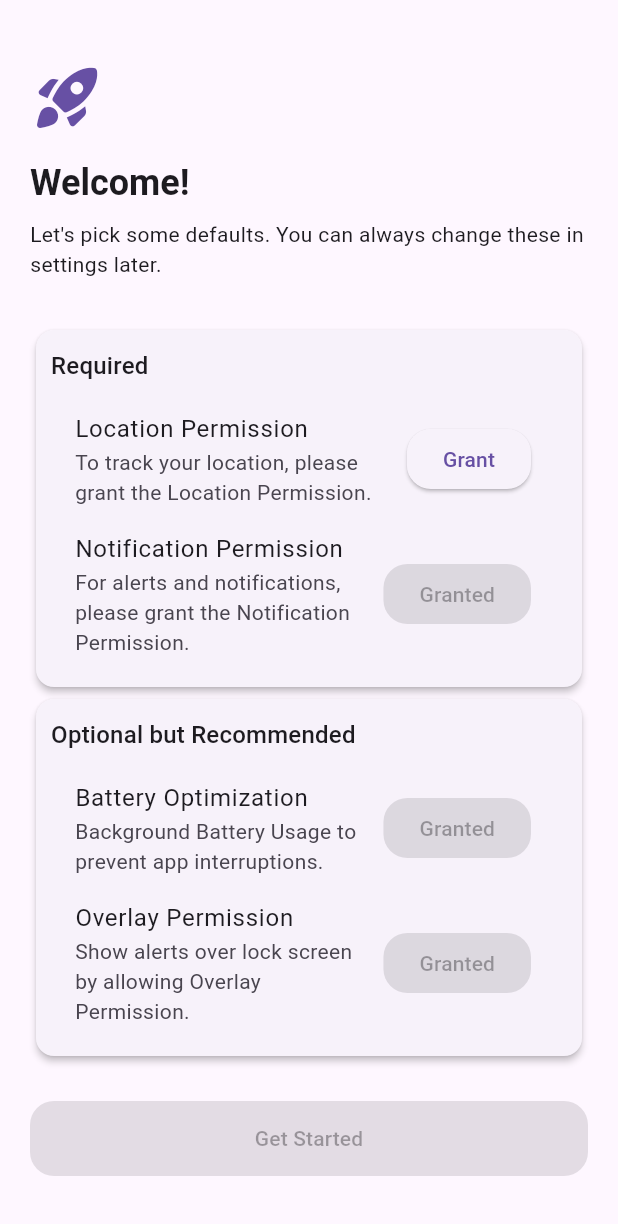
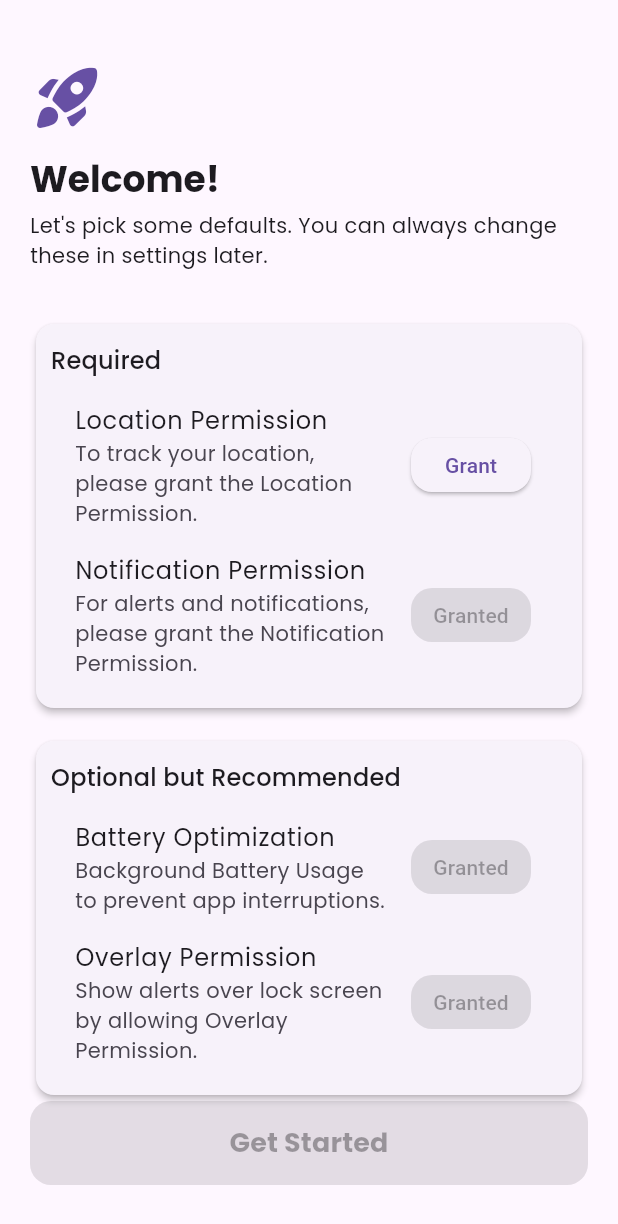
Before and after one commit to leywino/wakepoint, a Flutter app: the screen it shows after launch, on a phone screen of 412 x 824 dp. Shown: the top 1224 px of the screen. Run offline on Flutter 3.47's test engine with Material 3 defaults, Android fonts, the light colour scheme and no system bars; our stand-ins replace dio, equatable, flutter_dotenv, flutter_local_notifications, fluttertoast, geocoding and 5 more; missing offline and left inert: flutter_background, flutter_displaymode, open_location_code.

Commit message:
refactor(permission): code refactoring in `PermissionsScreen` with helper functions

```diff
--- a/lib/config/constant_sizes.dart
+++ b/lib/config/constant_sizes.dart
@@ -34,6 +34,7 @@ const double s8 = 8.0;
 const double s10 = 10.0;
 const double s12 = 12.0;
 const double s14 = 14.0;
+const double s15 = 15.0;
 const double s16 = 14.0;
 const double s18 = 18.0;
 const double s20 = 20.0;
--- a/lib/main.dart
+++ b/lib/main.dart
@@ -9,7 +9,7 @@ import 'package:wakepoint/pages/home_screen.dart';
 import 'package:wakepoint/pages/permission_screen.dart';
 import 'package:wakepoint/services/location_service.dart';
 
-void main()async{
+void main() async {
   await dotenv.load(fileName: ".env");
   WidgetsFlutterBinding.ensureInitialized();
   FlutterDisplayMode.setHighRefreshRate();
@@ -40,7 +40,7 @@ class MyApp extends StatelessWidget {
             home: Scaffold(
               body: Center(
                   child:
-                      CircularProgressIndicator()), // Show a loader until data is ready
+                      CircularProgressIndicator()),
             ),
           );
         }
@@ -52,8 +52,8 @@ class MyApp extends StatelessWidget {
         return MultiProvider(
           providers: [
             ChangeNotifierProvider(
-                create: (context) => LocationProvider(SettingsProvider(prefs),
-                    LocationService())),
+                create: (context) => LocationProvider(
+                    SettingsProvider(prefs), LocationService())),
             ChangeNotifierProvider(
                 create: (context) => SettingsProvider(prefs)),
           ],
--- a/lib/pages/permission_screen.dart
+++ b/lib/pages/permission_screen.dart
@@ -26,7 +26,7 @@ class _PermissionScreenState extends State<PermissionScreen> {
     _checkPermissions();
   }
 
-  /// **Check all permissions on screen load**
+  /// Check all permissions on screen load
   Future<void> _checkPermissions() async {
     _locationGranted =
         await Geolocator.checkPermission() == LocationPermission.always;
@@ -37,7 +37,7 @@ class _PermissionScreenState extends State<PermissionScreen> {
     setState(() {});
   }
 
-  /// **Request Location Permission using Geolocator**
+  /// Request Location Permission using Geolocator
   Future<void> _requestLocationPermission() async {
     final permission = await Geolocator.checkPermission();
 
@@ -49,7 +49,6 @@ class _PermissionScreenState extends State<PermissionScreen> {
         setState(() => _locationGranted = true);
       }
 
-      // If only whileInUse is granted, request locationAlways
       if (newPermission == LocationPermission.whileInUse) {
         final alwaysStatus = await Permission.locationAlways.request();
         if (alwaysStatus.isGranted) {
@@ -68,7 +67,7 @@ class _PermissionScreenState extends State<PermissionScreen> {
     }
   }
 
-  /// **Request Notification Permission**
+  /// Request Notification Permission
   Future<void> _requestNotificationPermission() async {
     final status = await Permission.notification.request();
     if (status.isGranted) {
@@ -78,7 +77,7 @@ class _PermissionScreenState extends State<PermissionScreen> {
     }
   }
 
-  /// **Request Battery Optimization Permission**
+  /// Request Battery Optimization Permission
   Future<void> _requestBatteryPermission() async {
     final status = await Permission.ignoreBatteryOptimizations.request();
     if (status.isGranted) {
@@ -88,7 +87,7 @@ class _PermissionScreenState extends State<PermissionScreen> {
     }
   }
 
-  /// **Request Overlay Permission**
+  /// Request Overlay Permission
   Future<void> _requestOverlayPermission() async {
     final settingsProvider =
         Provider.of<SettingsProvider>(context, listen: false);
@@ -103,14 +102,18 @@ class _PermissionScreenState extends State<PermissionScreen> {
     }
   }
 
-  /// **Dialog for opening App Settings when permission is permanently denied**
+  /// Dialog for opening App Settings when permission is permanently denied
   void _openAppSettingsDialog(String permissionName) {
     showDialog(
       context: context,
       builder: (context) => AlertDialog(
-        title: Text("$permissionName Required"),
+        title: Text(
+          "$permissionName Required",
+          style: Theme.of(context).textTheme.titleLarge,
+        ),
         content: Text(
           msgPermissionExplanation(permissionName),
+          style: Theme.of(context).textTheme.bodyMedium,
         ),
         actions: [
           TextButton(
@@ -129,7 +132,7 @@ class _PermissionScreenState extends State<PermissionScreen> {
     );
   }
 
-  /// **Save first launch & navigate to home screen**
+  /// Save first launch & navigate to home screen
   Future<void> _completeSetup() async {
     final prefs = await SharedPreferences.getInstance();
     await prefs.setBool("first_launch_completed", true);
@@ -146,29 +149,16 @@ class _PermissionScreenState extends State<PermissionScreen> {
     return Scaffold(
       backgroundColor: Theme.of(context).colorScheme.surface,
       body: Padding(
-        padding: const EdgeInsets.symmetric(horizontal: 20, vertical: 40),
+        padding: const EdgeInsets.symmetric(horizontal: s20, vertical: s40),
         child: Column(
           crossAxisAlignment: CrossAxisAlignment.start,
           children: [
-            Icon(Icons.rocket_launch_rounded,
-                size: 50, color: Theme.of(context).colorScheme.primary),
-            sizedBoxH16,
-            Text(
-              titleWelcome,
-              style: Theme.of(context)
-                  .textTheme
-                  .headlineSmall
-                  ?.copyWith(fontWeight: FontWeight.bold),
-            ),
-            sizedBoxH8,
-            Text(
-              msgPickDefaults,
-              style: Theme.of(context).textTheme.bodyMedium,
-            ),
-            sizedBoxH30,
-
-            // Required Permissions Section
-            _buildPermissionCard(
+            _buildHeader(),
+            verticalSpaceTiny,
+            _buildDescription(context),
+            verticalSpaceMassive,
+            _buildPermissionSection(
+              context,
               title: labelRequired,
               permissions: [
                 _buildPermissionTile(permLocation, msgLocationRequired,
@@ -177,9 +167,9 @@ class _PermissionScreenState extends State<PermissionScreen> {
                     _notificationGranted, _requestNotificationPermission),
               ],
             ),
-
-            // Optional Permissions Section
-            _buildPermissionCard(
+            verticalSpaceMedium,
+            _buildPermissionSection(
+              context,
               title: labelOptional,
               permissions: [
                 _buildPermissionTile(permBattery, msgBatteryRecommended,
@@ -188,40 +178,65 @@ class _PermissionScreenState extends State<PermissionScreen> {
                     _overlayGranted, _requestOverlayPermission),
               ],
             ),
-
             const Spacer(),
-
-            // Get Started Button
-            ElevatedButton(
-              onPressed: isMandatoryGranted ? _completeSetup : null,
-              style: ElevatedButton.styleFrom(
-                padding: const EdgeInsets.symmetric(vertical: 15),
-                minimumSize: const Size(double.infinity, 50),
-                shape: RoundedRectangleBorder(
-                    borderRadius: BorderRadius.circular(16)),
-              ),
-              child: const Text(btnGetStarted),
-            ),
+            _buildGetStartedButton(isMandatoryGranted),
           ],
         ),
       ),
     );
   }
 
-  /// **Build Permission Card**
-  Widget _buildPermissionCard(
+  /// Helper to build the header with icon and title
+  Widget _buildHeader() {
+    return Column(
+      crossAxisAlignment: CrossAxisAlignment.start,
+      children: [
+        Icon(
+          Icons.rocket_launch_rounded,
+          size: s50,
+          color: Theme.of(context).colorScheme.primary,
+        ),
+        verticalSpaceMedium,
+        Text(
+          titleWelcome,
+          style: Theme.of(context).textTheme.headlineSmall?.copyWith(
+                fontWeight: FontWeight.bold,
+                fontFamily: kDefaultFont,
+              ),
+        ),
+      ],
+    );
+  }
+
+  /// Helper to build the descriptive text
+  Widget _buildDescription(BuildContext context) {
+    return Text(
+      msgPickDefaults,
+      style: Theme.of(context).textTheme.bodyMedium?.copyWith(
+            fontFamily: kDefaultFont,
+          ),
+    );
+  }
+
+  /// Helper to build a section of permissions (e.g., Required or Optional)
+  Widget _buildPermissionSection(BuildContext context,
       {required String title, required List<Widget> permissions}) {
     return Card(
-      elevation: 2,
+      elevation: s2,
       clipBehavior: Clip.hardEdge,
-      shape: RoundedRectangleBorder(borderRadius: BorderRadius.circular(12)),
+      shape: RoundedRectangleBorder(borderRadius: BorderRadius.circular(s12)),
       child: Padding(
-        padding: const EdgeInsets.symmetric(horizontal: 10, vertical: 12),
+        padding: const EdgeInsets.symmetric(horizontal: s10, vertical: s12),
         child: Column(
           crossAxisAlignment: CrossAxisAlignment.start,
           children: [
-            Text(title, style: Theme.of(context).textTheme.titleMedium),
-            sizedBoxH10,
+            Text(
+              title,
+              style: Theme.of(context).textTheme.titleMedium?.copyWith(
+                    fontFamily: kDefaultFont,
+                  ),
+            ),
+            verticalSpaceSmall,
             ...permissions,
           ],
         ),
@@ -229,19 +244,50 @@ class _PermissionScreenState extends State<PermissionScreen> {
     );
   }
 
-  /// **Build Permission Tile**
+  /// Helper to build a single permission tile
   Widget _buildPermissionTile(String title, String description, bool isGranted,
       VoidCallback onPressed) {
     return ListTile(
-      title: Text(title),
-      subtitle: Text(description),
+      title: Text(
+        title,
+        style: const TextStyle(fontFamily: kDefaultFont),
+      ),
+      subtitle: Text(
+        description,
+        style: const TextStyle(fontFamily: kDefaultFont),
+      ),
       trailing: ElevatedButton(
         onPressed: isGranted ? null : onPressed,
         style: ElevatedButton.styleFrom(
           shape:
-              RoundedRectangleBorder(borderRadius: BorderRadius.circular(16)),
+              RoundedRectangleBorder(borderRadius: BorderRadius.circular(s16)),
+          padding: const EdgeInsets.symmetric(horizontal: s12, vertical: s8),
+          minimumSize: const Size(s80, s30),
         ),
-        child: Text(isGranted ? labelGranted : btnGrant),
+        child: Text(
+          isGranted ? labelGranted : btnGrant,
+          style: const TextStyle(fontSize: s14),
+        ),
+      ),
+    );
+  }
+
+  /// Helper to build the "Get Started" button
+  Widget _buildGetStartedButton(bool isMandatoryGranted) {
+    return ElevatedButton(
+      onPressed: isMandatoryGranted ? _completeSetup : null,
+      style: ElevatedButton.styleFrom(
+        padding: const EdgeInsets.symmetric(vertical: s15),
+        minimumSize: const Size(double.infinity, s50),
+        shape: RoundedRectangleBorder(borderRadius: BorderRadius.circular(s16)),
+      ),
+      child: const Text(
+        btnGetStarted,
+        style: TextStyle(
+          fontSize: s18,
+          fontWeight: FontWeight.bold,
+          fontFamily: kDefaultFont,
+        ),
       ),
     );
   }
```
